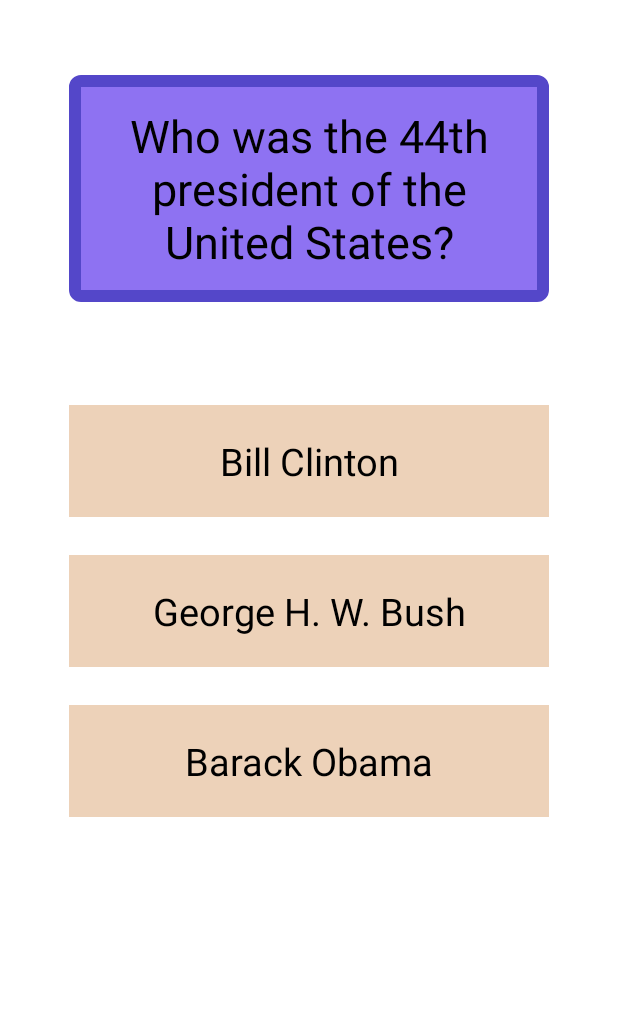
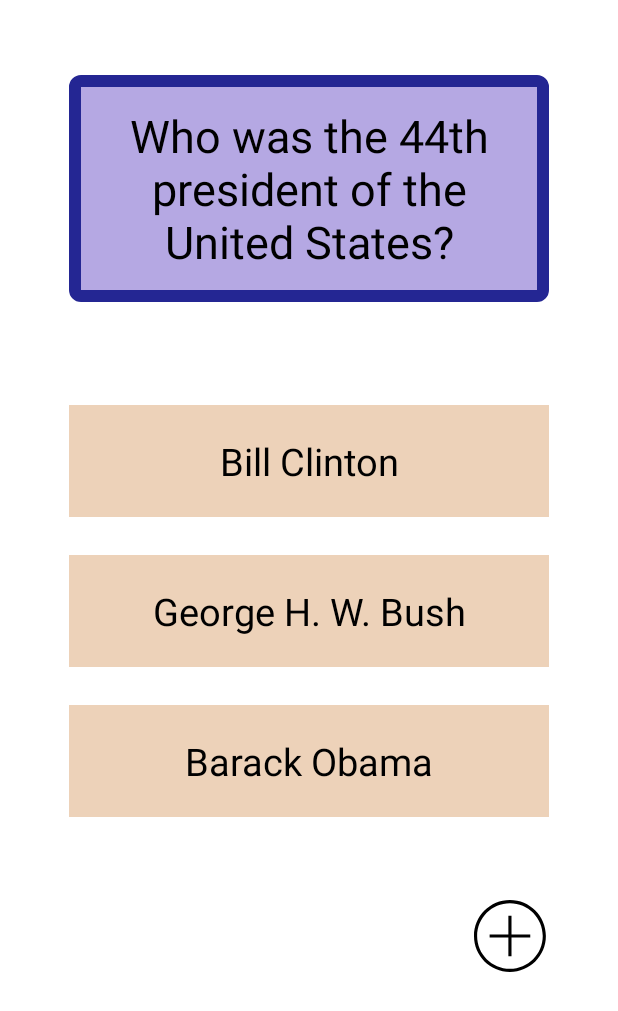
Before and after one commit to 0kveR/lab_1, an Android app: the layout activity_main.xml on its own in the app's theme, with its tools: preview values and no code run, on a phone screen of 412 x 824 dp. Shown: the top 1011 px of the screen. Run offline under Robolectric (Android 15) with nearby library versions, the light colour scheme and no system bars.

Commit message:
Started work on intents

```diff
--- a/FlashcardApp/app/src/main/AndroidManifest.xml
+++ b/FlashcardApp/app/src/main/AndroidManifest.xml
@@ -14,6 +14,9 @@
         android:theme="@style/Theme.FlashcardApp"
         tools:targetApi="31">
         <activity
+            android:name=".NewFact"
+            android:exported="false" />
+        <activity
             android:name=".MainActivity"
             android:exported="true">
             <intent-filter>
--- /dev/null
+++ b/FlashcardApp/app/src/main/res/drawable/ic_add_btn.xml
@@ -0,0 +1,10 @@
+<vector xmlns:android="http://schemas.android.com/apk/res/android"
+    android:width="24dp"
+    android:height="24dp"
+    android:viewportWidth="24"
+    android:viewportHeight="24">
+  <path
+      android:fillColor="#FF000000"
+      android:pathData="M11.5,0c6.347,0 11.5,5.153 11.5,11.5s-5.153,11.5 -11.5,11.5 -11.5,-5.153 -11.5,-11.5 5.153,-11.5 11.5,-11.5zM11.5,1c5.795,0 10.5,4.705 10.5,10.5s-4.705,10.5 -10.5,10.5 -10.5,-4.705 -10.5,-10.5 4.705,-10.5 10.5,-10.5zM12,11h6v1h-6v6h-1v-6h-6v-1h6v-6h1v6z"
+      android:fillType="evenOdd"/>
+</vector>
--- a/FlashcardApp/app/src/main/res/drawable/solid_color_shape.xml
+++ b/FlashcardApp/app/src/main/res/drawable/solid_color_shape.xml
@@ -2,8 +2,8 @@
 <shape xmlns:android="http://schemas.android.com/apk/res/android"
     android:shape="rectangle" >
     <corners android:radius="4dp" />
-    <stroke android:width="8dp" android:color="#5447c9" />
-    <solid android:color="#8e72f2"/>
+    <stroke android:width="8dp" android:color="#242693" />
+    <solid android:color="#B5A8E3"/>
     <padding android:left="20dp" android:top="20dp"
         android:right="20dp" android:bottom="20dp" />
 </shape>
--- a/FlashcardApp/app/src/main/res/layout/activity_main.xml
+++ b/FlashcardApp/app/src/main/res/layout/activity_main.xml
@@ -19,6 +19,22 @@
         android:layout_marginEnd="30dp"
         android:background="@drawable/solid_color_shape"
         android:text="@string/questionText"
+        android:textAlignment="center"
+        android:textSize="30sp" />
+
+    <TextView
+        android:id="@+id/reveal"
+        android:layout_width="wrap_content"
+        android:layout_height="wrap_content"
+        android:layout_alignParentStart="true"
+        android:layout_alignParentTop="true"
+        android:layout_alignParentEnd="true"
+        android:layout_marginStart="30dp"
+        android:layout_marginTop="90dp"
+        android:layout_marginEnd="30dp"
+        android:visibility="invisible"
+        android:background="@drawable/solid_color_shape"
+        android:text="@string/ans3"
         android:textAlignment="center"
         android:textSize="30sp" />
 
@@ -67,4 +83,12 @@
         android:textAlignment="center"
         android:textSize="25sp" />
 
+    <ImageView
+        android:id="@+id/add_btn"
+        android:layout_width="50dp"
+        android:layout_height="50dp"
+        android:layout_marginStart="300dp"
+        android:layout_marginTop="600dp"
+        android:src="@drawable/ic_add_btn" />
+
 </RelativeLayout>
```
Also changed, not shown: FlashcardApp/app/src/main/java/com/example/flashcardapp/MainActivity.kt (+30 -0 lines), FlashcardApp/app/src/main/java/com/example/flashcardapp/NewFact.kt (added, +32 -0 lines), FlashcardApp/app/src/main/res/drawable/ic_cancel_btn.xml (added, +10 -0 lines), FlashcardApp/app/src/main/res/layout/activity_new_fact.xml (added, +35 -0 lines).
